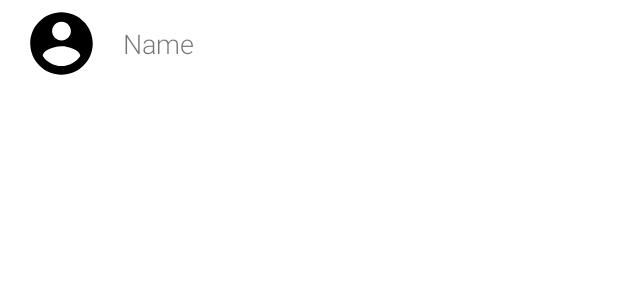
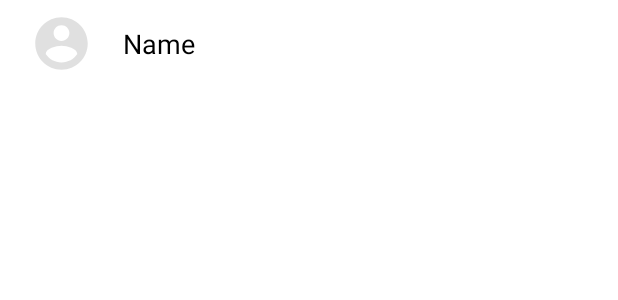
Before and after one commit to Pixelw/ContactX, an Android app: the layout item_inlist.xml on its own in the app's theme, with its tools: preview values and no code run, on a phone screen of 412 x 824 dp. Shown: the top 300 px of the screen. Run offline under Robolectric (Android 15) with nearby library versions, the phone set to English and light mode, and no system bars.

Commit message:
some style changes

```diff
--- a/app/src/main/java/com/pixel/mycontact/utils/PeopleUrl.java
+++ b/app/src/main/java/com/pixel/mycontact/utils/PeopleUrl.java
@@ -3,6 +3,8 @@ package com.pixel.mycontact.utils;
 import android.util.Base64;
 import android.util.Log;
 
+import com.google.gson.Gson;
+import com.google.gson.GsonBuilder;
 import com.pixel.mycontact.beans.People;
 
 import org.json.JSONArray;
@@ -50,6 +52,9 @@ public class PeopleUrl {
     }
 
     public static String generateUrl(People people, int format) {
+        Gson gson = new GsonBuilder().setDateFormat("yyyy-MM-dd H:mm:ss")
+                .create();
+
         String stringContent = "";
         switch (format) {
             case TYPE_FLAT_JSON:
--- a/app/src/main/res/drawable/ic_account_circle_black_24dp.xml
+++ b/app/src/main/res/drawable/ic_account_circle_black_24dp.xml
@@ -4,6 +4,6 @@
     android:viewportWidth="24.0"
     android:viewportHeight="24.0">
     <path
-        android:fillColor="?android:attr/colorForeground"
+        android:fillColor="?android:attr/colorControlHighlight"
         android:pathData="M12,2C6.48,2 2,6.48 2,12s4.48,10 10,10 10,-4.48 10,-10S17.52,2 12,2zM12,5c1.66,0 3,1.34 3,3s-1.34,3 -3,3 -3,-1.34 -3,-3 1.34,-3 3,-3zM12,19.2c-2.5,0 -4.71,-1.28 -6,-3.22 0.03,-1.99 4,-3.08 6,-3.08 1.99,0 5.97,1.09 6,3.08 -1.29,1.94 -3.5,3.22 -6,3.22z" />
 </vector>
--- a/app/src/main/res/layout/item_inlist.xml
+++ b/app/src/main/res/layout/item_inlist.xml
@@ -9,26 +9,24 @@
         android:id="@+id/item_avatar"
         android:layout_width="50dp"
         android:layout_height="50dp"
+        android:padding="4dp"
         android:layout_marginStart="16dp"
-        android:layout_marginTop="4dp"
-        android:layout_marginBottom="4dp"
         android:contentDescription="@string/avatar"
         android:src="@drawable/ic_account_circle_black_24dp"
         app:layout_constraintStart_toStartOf="parent"
         app:layout_constraintTop_toTopOf="parent"
-        android:layout_marginLeft="16dp" />
+        app:layout_constraintBottom_toBottomOf="parent" />
 
     <TextView
         android:id="@+id/item_name"
         android:layout_width="wrap_content"
         android:layout_height="wrap_content"
         android:layout_marginStart="16dp"
-        android:fontFamily="sans-serif-light"
+        android:textColor="?android:attr/colorForeground"
         android:text="@string/name"
         android:textSize="18sp"
         app:layout_constraintBottom_toBottomOf="@id/item_avatar"
         app:layout_constraintStart_toEndOf="@id/item_avatar"
-        app:layout_constraintTop_toTopOf="@id/item_avatar"
-        android:layout_marginLeft="16dp" />
+        app:layout_constraintTop_toTopOf="@id/item_avatar" />
 
 </androidx.constraintlayout.widget.ConstraintLayout>
```
